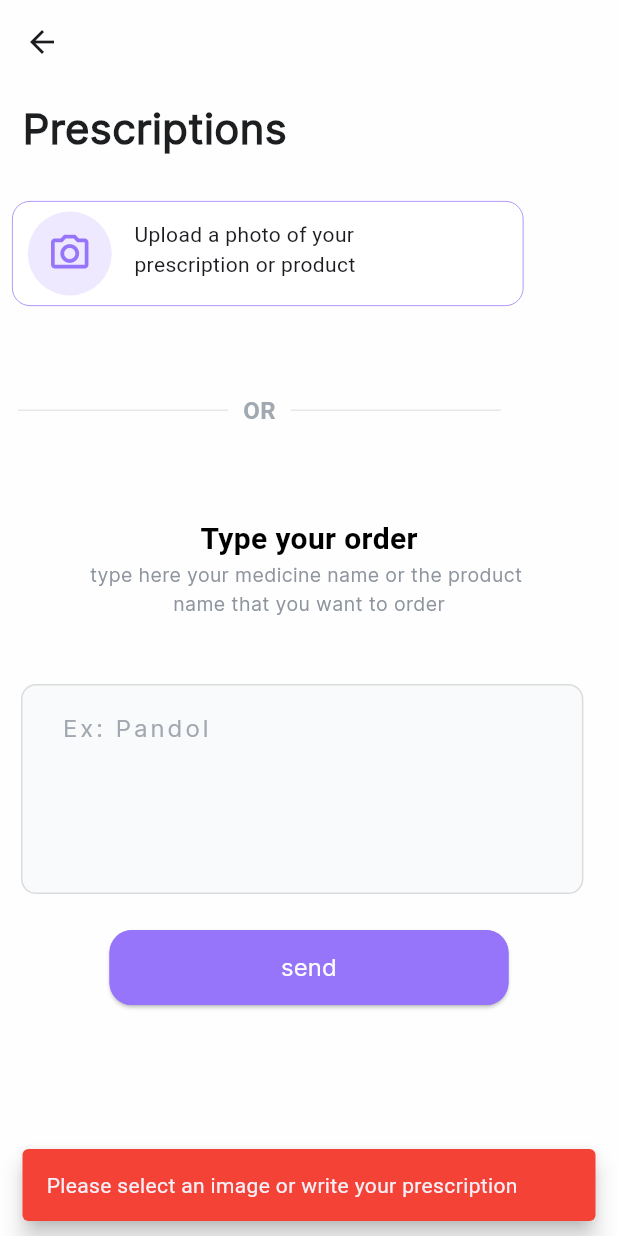
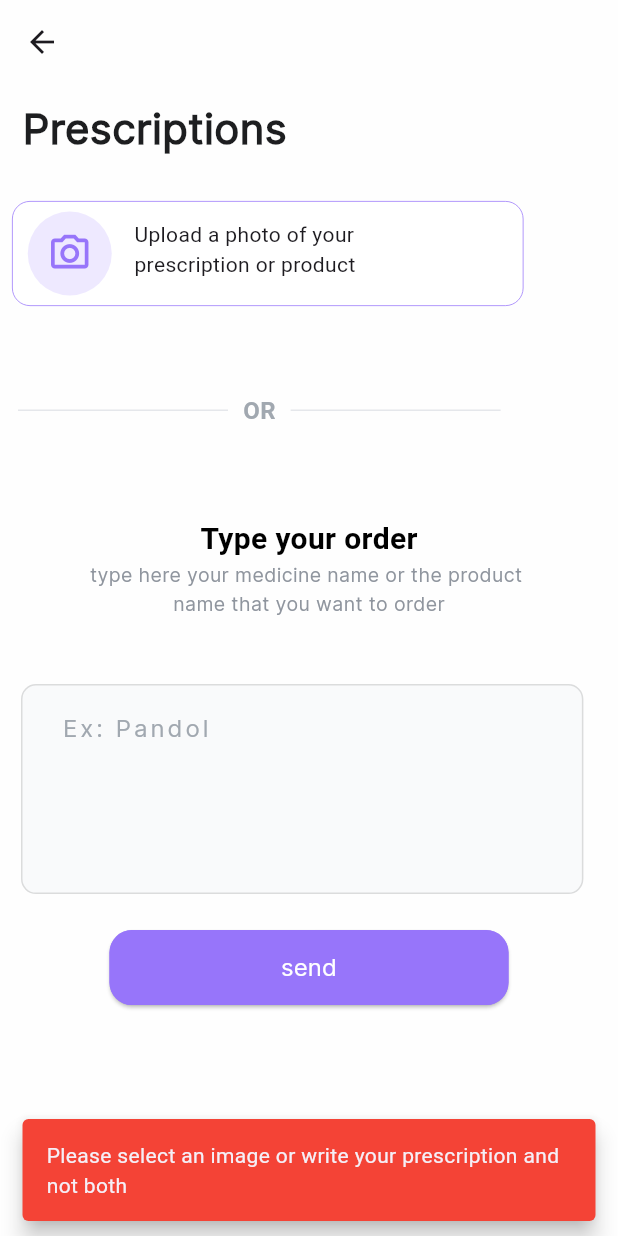
Before and after one commit to 18112001688/EasyMeds, a Flutter app: the UploadPrescriptionView screen opened by its route, after a tap on "send", on a phone screen of 412 x 824 dp. Run offline on Flutter 3.47's test engine with Material 3 defaults, Android fonts, the phone set to English and light mode, and no system bars; drawn by our look-alikes of modal_progress_hud_nsn; our stand-ins replace cloud_firestore, firebase_auth, firebase_core, firebase_storage, flutter_iconly, flutter_spinkit and 6 more; missing offline and left inert: dynamic_height_grid_view, flutter_facebook_auth; accounts and stored records are empty; project files that could hold a hidden picture were left out.

Commit message:
adjust the upload prescription to not take imge or prescription at the same time

```diff
--- a/lib/features/home/prsentation/views/upload_prescription_view.dart
+++ b/lib/features/home/prsentation/views/upload_prescription_view.dart
@@ -51,7 +51,7 @@ class _UploadPrescriptionViewState extends State<UploadPrescriptionView> {
           _isLoading = true;
         });
 
-        if (imageFile != null) {
+        if (imageFile != null && description.isEmpty) {
           final String fileName =
               DateTime.now().millisecondsSinceEpoch.toString();
           final String extension = imageFile.path.split('.').last;
@@ -80,7 +80,7 @@ class _UploadPrescriptionViewState extends State<UploadPrescriptionView> {
 
             GoRouter.of(context).pop();
           });
-        } else if (description.isNotEmpty) {
+        } else if (description.isNotEmpty && imageFile == null) {
           // Store description in Firestore
           await FirebaseFirestore.instance.collection('prescriptions').add({
             'description': description,
@@ -100,10 +100,10 @@ class _UploadPrescriptionViewState extends State<UploadPrescriptionView> {
           }
         } else {
           // If both image and description are empty
-          ScaffoldMessenger.of(context).showSnackBar(
-              CustomSnackBar.buildSnackBar(
-                  message: 'Please select an image or write your prescription',
-                  color: Colors.red));
+          ScaffoldMessenger.of(context).showSnackBar(CustomSnackBar.buildSnackBar(
+              message:
+                  'Please select an image or write your prescription and not both',
+              color: Colors.red));
         }
       } catch (e) {
         rethrow;
```
